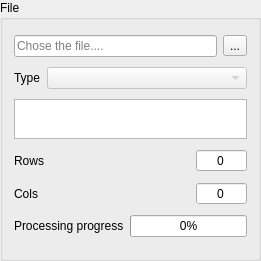
Above: widgets/filewidget.ui from gurmaaan/ParamsViewer before the change. Below: the same form after it.
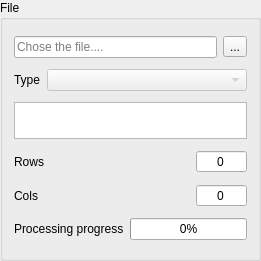
That is the form after the change. Icons and pictures are not drawn.

```diff
--- a/widgets/filewidget.ui
+++ b/widgets/filewidget.ui
@@ -97,7 +97,7 @@
      <property name="maximumSize">
       <size>
        <width>16777215</width>
-       <height>40</height>
+       <height>37</height>
       </size>
      </property>
      <property name="statusTip">
```
Left out of the diff: 19 changed lines with no effect on the pictures.
